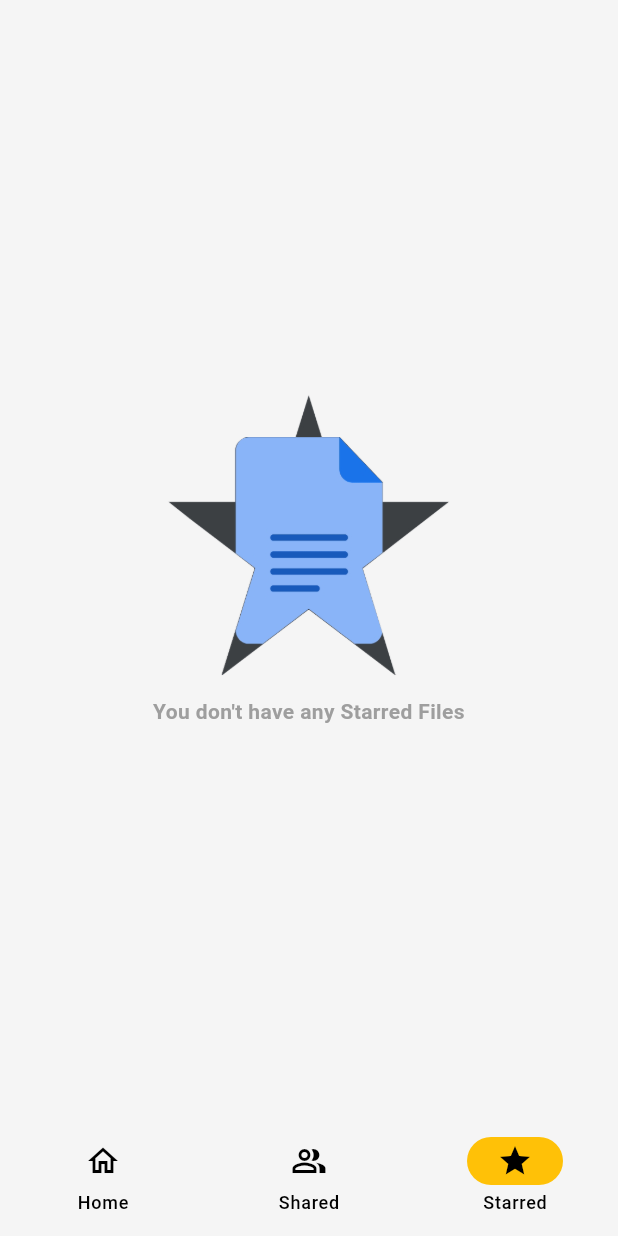
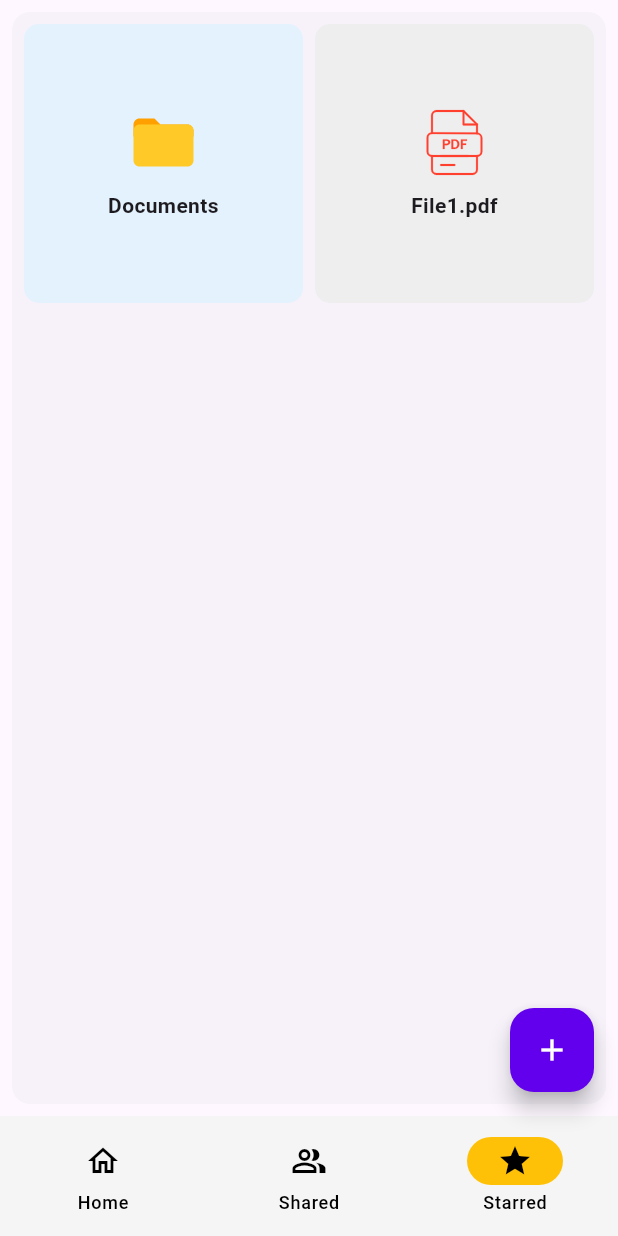
Before and after one commit to monodipta09/Document_managment, a Flutter app: the BottomNavigation screen opened directly, item 3 of the bottom bar chosen, on a phone screen of 412 x 824 dp. Run offline on Flutter 3.47's test engine with Material 3 defaults, Android fonts, the phone set to English and light mode, and no system bars; our stand-ins replace flutter_secure_storage, flutter_svg; accounts and stored records are empty.

Commit message:
Changes in Grid view and bottom modal added

```diff
--- a/lib/bottom_navigation.dart
+++ b/lib/bottom_navigation.dart
@@ -3,7 +3,7 @@ import 'fragments/home_fragment.dart';
 import 'fragments/shared_fragment.dart';
 import 'fragments/starred_fragment.dart';
 
-class BottomNavigation extends StatefulWidget{
+class BottomNavigation extends StatefulWidget {
   const BottomNavigation({super.key});
 
   @override
@@ -13,15 +13,43 @@ class BottomNavigation extends StatefulWidget{
   }
 }
 
-class _BottomNavigationState extends State<BottomNavigation>{
+class _BottomNavigationState extends State<BottomNavigation> {
   int currentPageIndex = 0;
   @override
   Widget build(BuildContext context) {
     // TODO: implement build
     final ThemeData theme = Theme.of(context);
     return Scaffold(
+      floatingActionButton: FloatingActionButton(
+        onPressed: () {
+          // Define the action for the FAB here
+          showModalBottomSheet<void>(
+            context: context,
+            builder: (BuildContext context) {
+              return SizedBox(
+                height: 200,
+                child: Center(
+                  child: Column(
+                    mainAxisAlignment: MainAxisAlignment.center,
+                    mainAxisSize: MainAxisSize.min,
+                    children: <Widget>[
+                      const Text('Modal BottomSheet'),
+                      ElevatedButton(
+                        child: const Text('Close BottomSheet'),
+                        onPressed: () => Navigator.pop(context),
+                      ),
+                    ],
+                  ),
+                ),
+              );
+            },
+          );
+        },
+        child: const Icon(Icons.add),
+      ),
+      floatingActionButtonLocation: FloatingActionButtonLocation.endFloat,
       bottomNavigationBar: NavigationBar(
-        onDestinationSelected: (int index){
+        onDestinationSelected: (int index) {
           setState(() {
             currentPageIndex = index;
           });
@@ -37,17 +65,17 @@ class _BottomNavigationState extends State<BottomNavigation>{
           NavigationDestination(
               icon: Icon(Icons.people_alt_outlined),
               selectedIcon: Icon(Icons.people),
-              label: "Shared"
-          ),
+              label: "Shared"),
           NavigationDestination(
               icon: Icon(Icons.star_border_outlined),
               selectedIcon: Icon(Icons.star),
-              label: "Starred"
-          )
+              label: "Starred")
         ],
       ),
       body: <Widget>[
-        const HomeFragment.withTheme(theme: null,),
+        const HomeFragment.withTheme(
+          theme: null,
+        ),
         const SharedFragment(),
         StarredFragment(theme)
       ][currentPageIndex],
--- /dev/null
+++ b/lib/components/grid_view.dart
@@ -0,0 +1,66 @@
+import 'package:flutter/material.dart';
+import 'package:flutter_svg/flutter_svg.dart';
+
+class GridLayout extends StatelessWidget {
+  final List<dynamic> items;
+
+  GridLayout({required this.items});
+
+  @override
+  Widget build(BuildContext context) {
+    return GridView.builder(
+      gridDelegate: const SliverGridDelegateWithFixedCrossAxisCount(
+        crossAxisCount: 2, // Number of columns
+        crossAxisSpacing: 8.0,
+        mainAxisSpacing: 8.0,
+        childAspectRatio: 1.0, // Adjust for aspect ratio
+      ),
+      itemCount: items.length,
+      itemBuilder: (context, index) {
+        final item = items[index];
+        return _buildGridLayout(item);
+      },
+    );
+  }
+
+  Widget _buildGridLayout(dynamic item) {
+    // Customize this method to build your grid item layout
+    return GestureDetector(
+      onTap: () {
+        // Handle item tap
+        print("Item tapped: ${item.name}");
+      },
+      onDoubleTap: () {
+        // Handle item double tap
+        print("Item double tapped: ${item.name}");
+      },
+      child: Container(
+        decoration: BoxDecoration(
+          borderRadius: BorderRadius.circular(10.0),
+          color: item.isFolder ? Colors.blue.shade50 : Colors.grey.shade200,
+        ),
+        padding: const EdgeInsets.all(12.0),
+        child: Column(
+          mainAxisAlignment: MainAxisAlignment.center,
+          children: [
+            SvgPicture.asset(
+              item.icon,
+              height: 48.0,
+              width: 48.0,
+              // color: item.isFolder ? Colors.blue : Colors.grey,
+            ),
+            const SizedBox(height: 8.0),
+            Text(
+              item.name,
+              style: const TextStyle(
+                fontWeight: FontWeight.w600,
+                fontSize: 14.0,
+              ),
+              textAlign: TextAlign.center,
+            ),
+          ],
+        ),
+      ),
+    );
+  }
+}
--- a/lib/data/file_class.dart
+++ b/lib/data/file_class.dart
@@ -2,6 +2,7 @@ class FileItem {
   final String name;
   final String icon;
   final bool isFolder;
+  final bool isStarred;
 
-  FileItem({required this.name, required this.icon, required this.isFolder});
+  FileItem({required this.name, required this.icon, required this.isFolder, required this.isStarred});
 }
--- a/lib/data/file_data.dart
+++ b/lib/data/file_data.dart
@@ -1,10 +1,11 @@
 import 'file_class.dart';
 
 final List<FileItem> items = [
-  FileItem(name: "Documents", icon: "assets/folder.svg", isFolder: true),
-  FileItem(name: "Photos", icon: "assets/folder.svg", isFolder: true),
-  FileItem(name: "File1.pdf", icon: "assets/pdf-file.svg", isFolder: false),
-  FileItem(name: "File2.png", icon: "assets/png-file.svg", isFolder: false),
-  FileItem(name: "File3.txt", icon: "assets/file-file.svg", isFolder: false),
+  FileItem(name: "Documents", icon: "assets/folder.svg", isFolder: true, isStarred: true),
+  FileItem(name: "Photos", icon: "assets/folder.svg", isFolder: true, isStarred: false),
+  FileItem(name: "File1.pdf", icon: "assets/pdf-file.svg", isFolder: false, isStarred: true),
+  FileItem(name: "File2.png", icon: "assets/png-file.svg", isFolder: false, isStarred: false),
+  FileItem(name: "File3.txt", icon: "assets/file-file.svg", isFolder: false, isStarred: false),
+  FileItem(name: "File4.xlxs", icon: "assets/excel-file.svg", isFolder: false, isStarred: false),
   // Add more items as needed
 ];
--- a/lib/fragments/home_fragment.dart
+++ b/lib/fragments/home_fragment.dart
@@ -1,7 +1,8 @@
-import 'package:document_management_main/data/file_class.dart';
+import 'package:document_management_main/components/grid_view.dart';
+// import 'package:document_management_main/data/file_class.dart';
 import 'package:document_management_main/data/file_data.dart';
 import 'package:flutter/material.dart';
-import 'package:flutter_svg/flutter_svg.dart';
+// import 'package:flutter_svg/flutter_svg.dart';
 
 class HomeFragment extends StatefulWidget {
   final ThemeData? theme;
@@ -35,65 +36,48 @@ class _HomeFragmentState extends State<HomeFragment> {
               //   style: widget.theme?.textTheme.titleLarge,
               // ),
               child: Padding(
-                padding: const EdgeInsets.all(8.0),
-                child: GridView.builder(
-                  gridDelegate: const SliverGridDelegateWithFixedCrossAxisCount(
-                    crossAxisCount: 2, // Number of columns
-                    crossAxisSpacing: 8.0,
-                    mainAxisSpacing: 8.0,
-                    childAspectRatio: 1.0, // Adjust for aspect ratio
-                  ),
-                  itemCount: items.length,
-                  itemBuilder: (context, index) {
-                    final item = items[index];
-                    return _buildGridLayout(item);
-                  },
-                ),
-              ),
+                  padding: const EdgeInsets.all(8.0),
+                  child: GridLayout(items: items)),
             ),
           ),
         ),
       ),
     );
   }
+}
 
-  Widget _buildGridLayout(FileItem item) {
-    return GestureDetector(
-      onTap: () {
-        // Handle item tap
-        print("Item tapped: ${item.name}");
-      },
-      onDoubleTap: () {
-        // Handle item double tap
-        print("Item double tapped: ${item.name}");
-      },
-      child: Container(
-        decoration: BoxDecoration(
-          borderRadius: BorderRadius.circular(10.0),
-          color: item.isFolder ? Colors.blue.shade50 : Colors.grey.shade200,
-        ),
-        padding: const EdgeInsets.all(12.0),
-        child: Column(
-          mainAxisAlignment: MainAxisAlignment.center,
-          children: [
-            SvgPicture.asset(
-              item.icon,
-              height: 48.0,
-              width: 48.0,
-              // color: item.isFolder ? Colors.blue : Colors.grey,
-            ),
-            const SizedBox(height: 8.0),
-            Text(
-              item.name,
-              style: const TextStyle(
-                fontWeight: FontWeight.w600,
-                fontSize: 14.0,
-              ),
-              textAlign: TextAlign.center,
-            ),
-          ],
-        ),
-      ),
-    );
-  }
-}
+// import 'package:document_management_main/components/grid_view.dart';
+// import 'package:flutter/material.dart';
+// // import 'package:document_management_main/data/file_class.dart';
+// import 'package:document_management_main/data/file_data.dart';
+
+// class HomeFragment extends StatelessWidget {
+
+//   final ThemeData? theme;
+
+//   const HomeFragment({super.key, this.theme});
+//   const HomeFragment.withTheme({super.key, required this.theme});
+
+//   @override
+//   Widget build(BuildContext context) {
+//     return MaterialApp(
+//       theme: ThemeData.light(),
+//       darkTheme: ThemeData.dark(),
+//       themeMode: ThemeMode.system,
+//       home: Scaffold(
+//         body: Card(
+//           shadowColor: Colors.transparent,
+//           margin: const EdgeInsets.all(8.0),
+//           child: SizedBox.expand(
+//             child: Center(
+//               child: Padding(
+//                 padding: const EdgeInsets.all(8.0),
+//                 child: GridLayout(items: items),
+//               ),
+//             ),
+//           ),
+//         ),
+//       ),
+//     );
+//   }
+// }
--- a/lib/fragments/starred_fragment.dart
+++ b/lib/fragments/starred_fragment.dart
@@ -1,3 +1,6 @@
+import 'package:document_management_main/components/grid_view.dart';
+import 'package:document_management_main/data/file_class.dart';
+import 'package:document_management_main/data/file_data.dart';
 import 'package:flutter/material.dart';
 
 class StarredFragment extends StatefulWidget{
@@ -14,37 +17,28 @@ class StarredFragment extends StatefulWidget{
 class _StarredFragmentState extends State<StarredFragment>{
   @override
   Widget build(BuildContext context) {
+
+    final List<FileItem> starredItems = items.where((item) => item.isStarred).toList();
     // TODO: implement build
-    return Scaffold(
-      body: Center(
-        child: Column(
-          mainAxisSize: MainAxisSize.min,
-          mainAxisAlignment: MainAxisAlignment.spaceBetween,
-          children: [
-            Expanded(
-              child: Column(
-                mainAxisAlignment: MainAxisAlignment.center,
-                children: [
-                  Image.asset(
-                    'assets/no_starred_files_update.png',
-                    width: 200,
-                    height: 200,
-                    fit: BoxFit.contain,
-                  ),
-                  const SizedBox(height: 5),
-                  // Header
-                  const Text(
-                    'You don\'t have any Starred Files',
-                    textAlign: TextAlign.center,
-                    style: TextStyle(
-                      fontWeight: FontWeight.bold,
-                      color: Colors.grey,
-                    ),
-                  ),
-                ],
-              ),
+    return MaterialApp(
+      theme: ThemeData.light(),
+      darkTheme: ThemeData.dark(),
+      themeMode: ThemeMode.system,
+      home: Scaffold(
+        body: Card(
+          shadowColor: Colors.transparent,
+          margin: const EdgeInsets.all(8.0),
+          child: SizedBox.expand(
+            child: Center(
+              // child: Text(
+              //   'Home page',
+              //   style: widget.theme?.textTheme.titleLarge,
+              // ),
+              child: Padding(
+                  padding: const EdgeInsets.all(8.0),
+                  child: GridLayout(items: starredItems)),
             ),
-          ],
+          ),
         ),
       ),
     );
--- a/pubspec.yaml
+++ b/pubspec.yaml
@@ -78,6 +78,7 @@ flutter:
     - assets/folder.svg
     - assets/pdf-file.svg
     - assets/png-file.svg
+    - assets/excel-file.svg
 
   # To add assets to your application, add an assets section, like this:
   # assets:
```
Also changed, not shown: lib/document_management_entry_point.dart (+7 -4 lines), assets/excel-file.svg (added), pubspec.lock.
